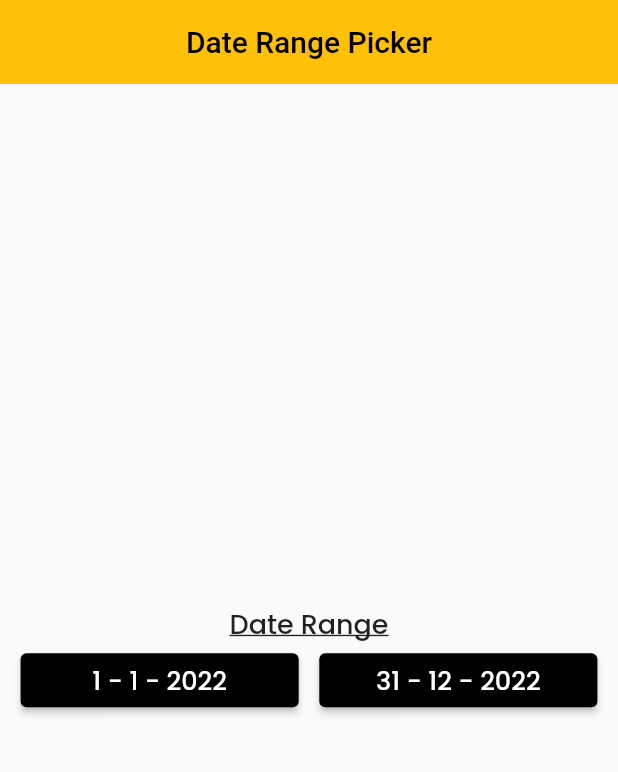
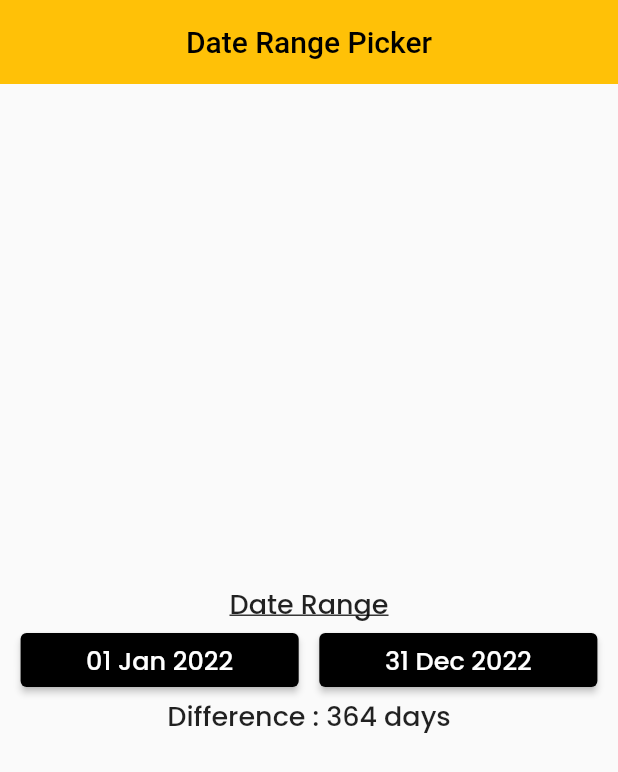
Before and after one commit to sahil078078/flutter_awesome_design, a Flutter app: the screen it shows after launch, on a phone screen of 412 x 824 dp. Shown: the top 772 px of the screen. Run offline on Flutter 3.47's test engine with Material 2 defaults, Android fonts, the phone set to English and light mode, and no system bars; our stand-ins replace carousel_slider, dio, easy_localization, file_picker, flutter_colorpicker, flutter_inset_box_shadow and 7 more; missing offline and left inert: easy_actions; Roboto replaces fonts that are missing (Poly).

Commit message:
Date range picker

```diff
--- a/lib/June13_2022/DateRangePicker/date_range_body.dart
+++ b/lib/June13_2022/DateRangePicker/date_range_body.dart
@@ -1,3 +1,6 @@
+import 'dart:math';
+
+import 'package:easy_localization/easy_localization.dart';
 import 'package:flutter/material.dart';
 import 'package:google_fonts/google_fonts.dart';
 
@@ -17,6 +20,9 @@ class _DateRangeBodyState extends State<DateRangeBody> {
   Widget build(BuildContext context) {
     final start = dateRange.start;
     final end = dateRange.end;
+    final difference = dateRange.duration;
+    // find diffrenece netween day
+
     return Center(
       child: Column(
         mainAxisAlignment: MainAxisAlignment.center,
@@ -35,9 +41,10 @@ class _DateRangeBodyState extends State<DateRangeBody> {
               SizedBox(
                 width: MediaQuery.of(context).size.width * 0.45,
                 child: ElevatedButton(
-                  onPressed: () {},
+                  onPressed: pickedDateRange,
                   child: Text(
-                    '${start.day} - ${start.month} - ${start.year}',
+                    // '${start.day} - ${start.month} - ${start.year}',
+                    DateFormat('dd MMM yyyy').format(start),
                     style: GoogleFonts.poppins(
                       fontSize: 17,
                     ),
@@ -54,7 +61,8 @@ class _DateRangeBodyState extends State<DateRangeBody> {
                 child: ElevatedButton(
                   onPressed: () {},
                   child: Text(
-                      '${end.day} - ${end.month} - ${end.year}',
+                    // '${end.day} - ${end.month} - ${end.year}',
+                    DateFormat('dd MMM yyyy').format(end),
                     style: GoogleFonts.poppins(
                       fontSize: 17,
                     ),
@@ -63,12 +71,33 @@ class _DateRangeBodyState extends State<DateRangeBody> {
                     backgroundColor: MaterialStateProperty.all<Color>(
                       Colors.black,
                     ),
-                    )),
+                  ),
+                ),
               ),
             ],
+          ),
+          Text(
+            "Difference : ${difference.inDays} days",
+            style: GoogleFonts.poppins(
+              fontWeight: FontWeight.w500,
+              fontSize: 18,
+            ),
           ),
         ],
       ),
     );
   }
+
+  Future pickedDateRange() async {
+    DateTimeRange? newDateRange = await showDateRangePicker(
+      context: context,
+      firstDate: DateTime(0000), // minimum date we can select
+      lastDate: DateTime(3000), // maximum date we can select
+      initialDateRange: dateRange,
+    );
+
+    if (newDateRange == null) return; // id pressed 'Cancel'
+
+    setState(() => dateRange = newDateRange);
   }
+}
--- a/lib/June13_2022/DateRangePicker/date_range_picker_homescreen.dart
+++ b/lib/June13_2022/DateRangePicker/date_range_picker_homescreen.dart
@@ -26,7 +26,7 @@ class DateRangePicker extends StatelessWidget {
           ),
         ),
       ),
-      body: DateRangeBody(),
+      body: const DateRangeBody(),
     );
   }
 }
--- a/pubspec.yaml
+++ b/pubspec.yaml
@@ -54,6 +54,7 @@ dependencies:
   gallery_saver: ^2.3.1
   easy_localization: ^3.0.0
   provider: ^6.0.3
+  intl: ^0.17.0
 
 
 dev_dependencies:
```
Also changed, not shown: pubspec.lock. Lines whose indentation alone changed are shown as unchanged.
